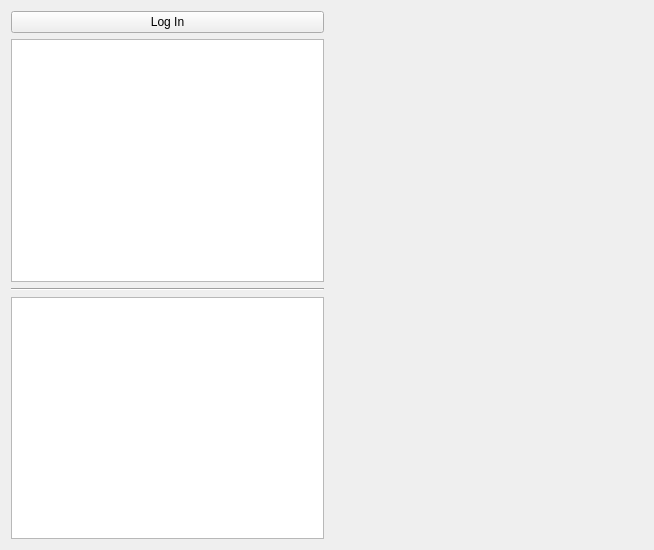
This is gather/gthometabview.ui in tomnotcat/gather as Qt 5 draws it before an edit. The edited form follows.
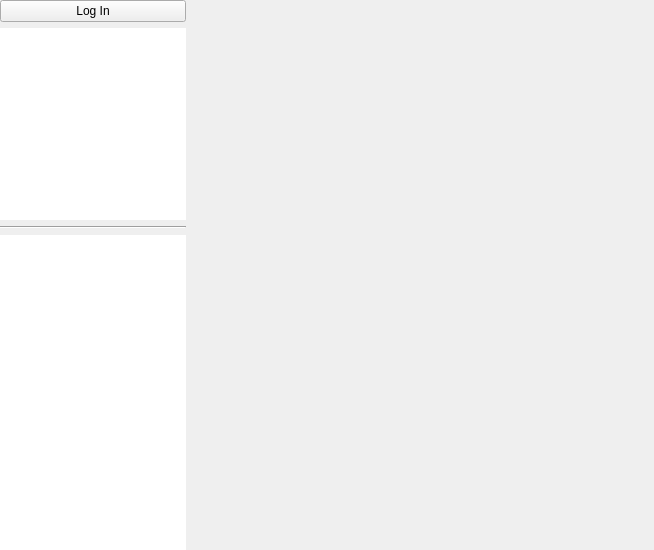
This is the edited form.

```diff
--- a/gather/gthometabview.ui
+++ b/gather/gthometabview.ui
@@ -14,10 +14,48 @@
    <string>Form</string>
   </property>
   <layout class="QHBoxLayout" name="horizontalLayout_2">
+   <property name="leftMargin">
+    <number>0</number>
+   </property>
+   <property name="topMargin">
+    <number>0</number>
+   </property>
+   <property name="rightMargin">
+    <number>0</number>
+   </property>
+   <property name="bottomMargin">
+    <number>0</number>
+   </property>
    <item>
-    <layout class="QVBoxLayout" name="verticalLayout">
-     <item>
-      <layout class="QHBoxLayout" name="horizontalLayout">
+    <widget class="QFrame" name="frame">
+     <property name="maximumSize">
+      <size>
+       <width>186</width>
+       <height>16777215</height>
+      </size>
+     </property>
+     <property name="frameShape">
+      <enum>QFrame::NoFrame</enum>
+     </property>
+     <property name="frameShadow">
+      <enum>QFrame::Raised</enum>
+     </property>
+     <property name="lineWidth">
+      <number>1</number>
+     </property>
+     <layout class="QVBoxLayout" name="verticalLayout_2">
+      <property name="leftMargin">
+       <number>0</number>
+      </property>
+      <property name="topMargin">
+       <number>0</number>
+      </property>
+      <property name="rightMargin">
+       <number>0</number>
+      </property>
+      <property name="bottomMargin">
+       <number>0</number>
+      </property>
        <item>
         <widget class="QPushButton" name="pushButton">
          <property name="text">
@@ -25,26 +63,77 @@
          </property>
         </widget>
        </item>
-      </layout>
-     </item>
      <item>
-      <widget class="QListWidget" name="listWidget"/>
+       <widget class="QListWidget" name="navList">
+        <property name="sizePolicy">
+         <sizepolicy hsizetype="Minimum" vsizetype="Fixed">
+          <horstretch>0</horstretch>
+          <verstretch>0</verstretch>
+         </sizepolicy>
+        </property>
+        <property name="maximumSize">
+         <size>
+          <width>16777215</width>
+          <height>16777215</height>
+         </size>
+        </property>
+        <property name="baseSize">
+         <size>
+          <width>0</width>
+          <height>0</height>
+         </size>
+        </property>
+        <property name="frameShape">
+         <enum>QFrame::NoFrame</enum>
+        </property>
+       </widget>
      </item>
      <item>
       <widget class="Line" name="line">
+        <property name="sizePolicy">
+         <sizepolicy hsizetype="Minimum" vsizetype="Fixed">
+          <horstretch>0</horstretch>
+          <verstretch>0</verstretch>
+         </sizepolicy>
+        </property>
        <property name="orientation">
         <enum>Qt::Horizontal</enum>
        </property>
       </widget>
      </item>
      <item>
-      <widget class="QTreeView" name="treeView"/>
-     </item>
-    </layout>
+       <widget class="QTreeView" name="favTree">
+        <property name="sizePolicy">
+         <sizepolicy hsizetype="Minimum" vsizetype="Expanding">
+          <horstretch>0</horstretch>
+          <verstretch>0</verstretch>
+         </sizepolicy>
+        </property>
+        <property name="maximumSize">
+         <size>
+          <width>16777215</width>
+          <height>16777215</height>
+         </size>
+        </property>
+        <property name="frameShape">
+         <enum>QFrame::NoFrame</enum>
+        </property>
+       </widget>
+      </item>
+     </layout>
+    </widget>
    </item>
    <item>
     <widget class="QStackedWidget" name="stackedWidget">
-     <widget class="QWidget" name="page"/>
+     <property name="minimumSize">
+      <size>
+       <width>0</width>
+       <height>0</height>
+      </size>
+     </property>
+     <widget class="QWidget" name="page">
+      <zorder></zorder>
+     </widget>
      <widget class="QWidget" name="page_2"/>
     </widget>
    </item>
```
Lines whose indentation alone changed are shown as unchanged.
